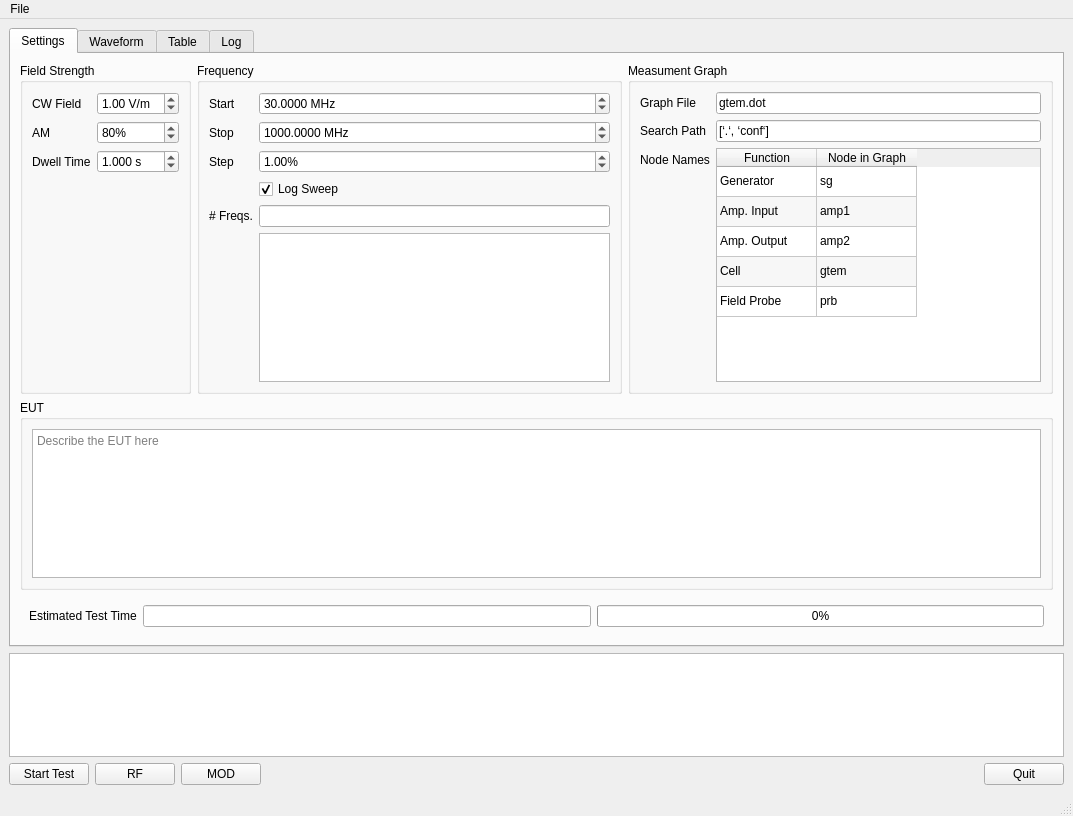
Qt form mainwindow.ui (hgkdd/TEMField) before a commit.
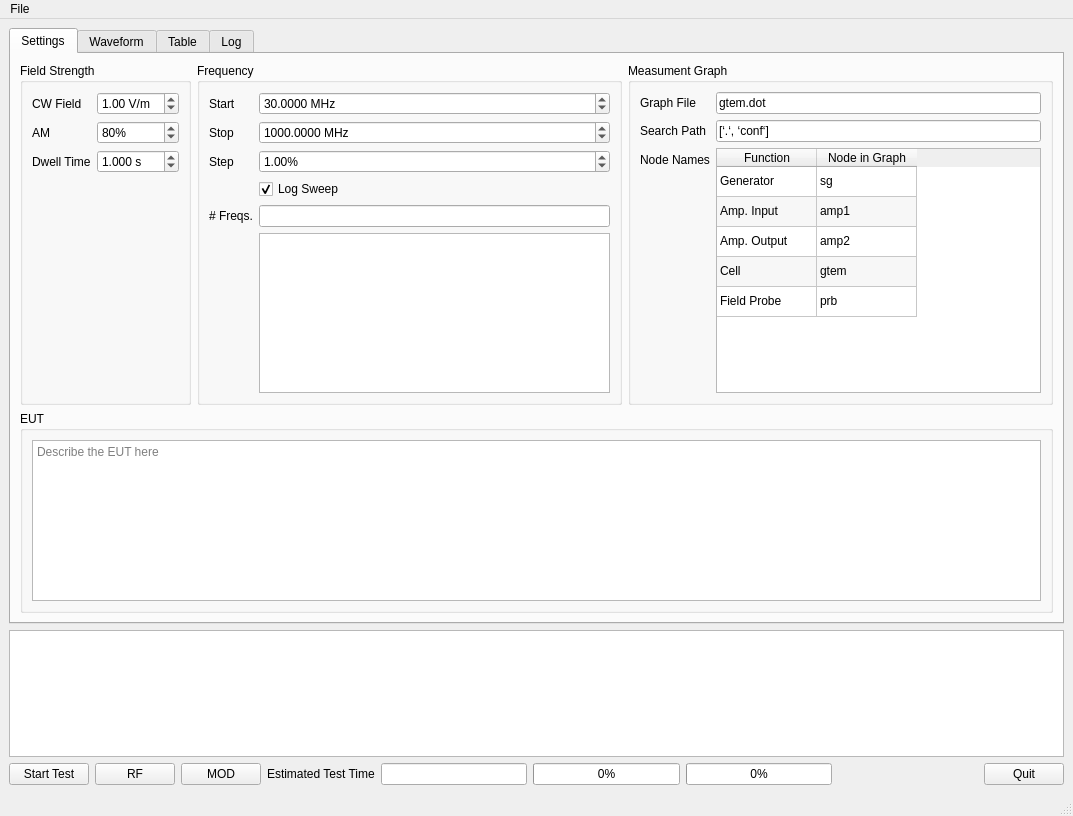
The same form after that commit. Icons and pictures are not drawn.

Patch:
```diff
--- a/mainwindow.ui
+++ b/mainwindow.ui
@@ -46,6 +46,34 @@
           </property>
          </widget>
         </item>
+        <item>
+         <widget class="QLabel" name="est_time_label">
+          <property name="text">
+           <string>Estimated Test Time</string>
+          </property>
+         </widget>
+        </item>
+        <item>
+         <widget class="QLineEdit" name="est_time_lineEdit">
+          <property name="readOnly">
+           <bool>true</bool>
+          </property>
+         </widget>
+        </item>
+        <item>
+         <widget class="QProgressBar" name="test_progressBar">
+          <property name="value">
+           <number>0</number>
+          </property>
+         </widget>
+        </item>
+        <item>
+         <widget class="QProgressBar" name="EUT_progressBar">
+          <property name="value">
+           <number>0</number>
+          </property>
+         </widget>
+        </item>
         <item>
          <spacer name="main_buttons_horizontalSpacer">
           <property name="orientation">
@@ -474,33 +502,6 @@
             </layout>
            </widget>
           </item>
-          <item>
-           <widget class="QWidget" name="est_time_widget" native="true">
-            <layout class="QHBoxLayout" name="horizontalLayout">
-             <item>
-              <widget class="QLabel" name="est_time_label">
-               <property name="text">
-                <string>Estimated Test Time</string>
-               </property>
-              </widget>
-             </item>
-             <item>
-              <widget class="QLineEdit" name="est_time_lineEdit">
-               <property name="readOnly">
-                <bool>true</bool>
-               </property>
-              </widget>
-             </item>
-             <item>
-              <widget class="QProgressBar" name="test_progressBar">
-               <property name="value">
-                <number>0</number>
-               </property>
-              </widget>
-             </item>
-            </layout>
-           </widget>
-          </item>
          </layout>
         </widget>
         <widget class="QWidget" name="waveform_tab">
```
Left out of the diff: 6 changed lines with no effect on the pictures.
